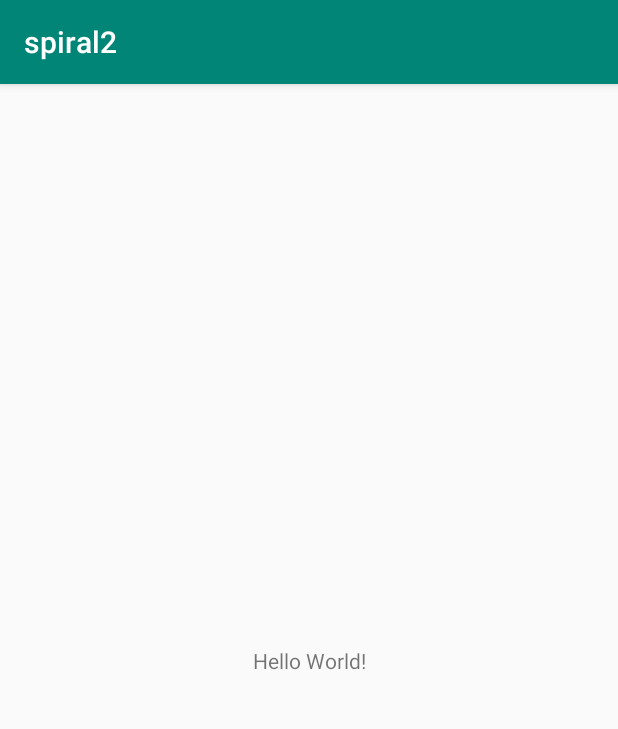
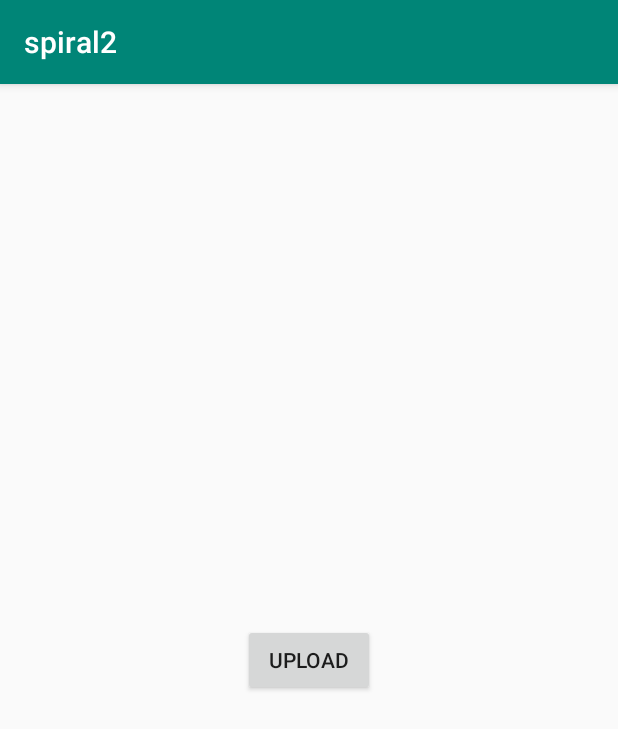
Before and after one commit to ece1778-2020/WhichFace, an Android app: the screen it shows after launch (MainActivity before the commit, upload after it), on a phone screen of 412 x 824 dp. Shown: the top 729 px of the screen. Run offline under Robolectric (Android 15) with nearby library versions, the phone set to English and light mode, and no system bars.

```diff
--- a/app/src/main/AndroidManifest.xml
+++ b/app/src/main/AndroidManifest.xml
@@ -1,6 +1,8 @@
 <?xml version="1.0" encoding="utf-8"?>
 <manifest xmlns:android="http://schemas.android.com/apk/res/android"
     package="com.example.spiral2">
+
+    <uses-permission android:name="android.permission.READ_EXTERNAL_STORAGE" />
 
     <application
         android:allowBackup="true"
@@ -9,6 +11,8 @@
         android:roundIcon="@mipmap/ic_launcher_round"
         android:supportsRtl="true"
         android:theme="@style/AppTheme">
+        <activity android:name=".Display"></activity>
+        <activity android:name=".upload" />
         <activity android:name=".MainActivity">
             <intent-filter>
                 <action android:name="android.intent.action.MAIN" />
--- a/app/src/main/java/com/example/spiral2/MainActivity.java
+++ b/app/src/main/java/com/example/spiral2/MainActivity.java
@@ -2,6 +2,7 @@ package com.example.spiral2;
 
 import androidx.appcompat.app.AppCompatActivity;
 
+import android.content.Intent;
 import android.os.Bundle;
 
 public class MainActivity extends AppCompatActivity {
@@ -10,5 +11,8 @@ public class MainActivity extends AppCompatActivity {
     protected void onCreate(Bundle savedInstanceState) {
         super.onCreate(savedInstanceState);
         setContentView(R.layout.activity_main);
+        Intent myIntent = new Intent(getBaseContext(), upload.class);
+        startActivity(myIntent);
+        finish();
     }
 }
--- /dev/null
+++ b/app/src/main/java/com/example/spiral2/upload.java
@@ -0,0 +1,53 @@
+package com.example.spiral2;
+
+import androidx.annotation.RequiresApi;
+import androidx.appcompat.app.AppCompatActivity;
+
+import android.content.Intent;
+import android.graphics.Bitmap;
+import android.graphics.BitmapFactory;
+import android.graphics.ImageDecoder;
+import android.net.Uri;
+import android.os.Build;
+import android.os.Bundle;
+import android.provider.MediaStore;
+import android.view.View;
+import android.widget.ImageButton;
+import android.widget.ImageView;
+import android.widget.Toast;
+
+import java.io.FileNotFoundException;
+import java.io.IOException;
+import java.io.InputStream;
+
+
+public class upload extends AppCompatActivity {
+    public int RESULT_LOAD_IMG = 1;
+    @Override
+    protected void onCreate(Bundle savedInstanceState) {
+        super.onCreate(savedInstanceState);
+        setContentView(R.layout.activity_upload);
+    }
+    public void uploadOnClick(View view){
+        Intent photoPickerIntent = new Intent(Intent.ACTION_PICK);
+        photoPickerIntent.setType("image/*");
+        startActivityForResult(photoPickerIntent, RESULT_LOAD_IMG);
+    }
+    @Override
+    protected void onActivityResult(int reqCode, int resultCode, Intent data) {
+        if (reqCode == RESULT_LOAD_IMG && resultCode == RESULT_OK) {
+            Uri imageUri = data.getData();
+            ImageView image = (ImageView)findViewById(R.id.imageView);
+            Bitmap bitmap= null;
+            try {
+                bitmap = BitmapFactory.decodeStream(getContentResolver().openInputStream(imageUri));
+                Intent i = new Intent(this, Display.class);
+                i.putExtra("bitmap", bitmap);
+                startActivity(i);
+                finish();
+            } catch (FileNotFoundException e) {
+                e.printStackTrace();
+            }
+        }
+    }
+}
--- /dev/null
+++ b/app/src/main/res/layout/activity_upload.xml
@@ -0,0 +1,42 @@
+<?xml version="1.0" encoding="utf-8"?>
+<androidx.constraintlayout.widget.ConstraintLayout xmlns:android="http://schemas.android.com/apk/res/android"
+    xmlns:app="http://schemas.android.com/apk/res-auto"
+    xmlns:tools="http://schemas.android.com/tools"
+    android:layout_width="match_parent"
+    android:layout_height="match_parent"
+    tools:context=".upload">
+
+    <Button
+        android:id="@+id/upload"
+        android:layout_width="wrap_content"
+        android:layout_height="wrap_content"
+        android:layout_marginStart="8dp"
+        android:layout_marginLeft="8dp"
+        android:layout_marginTop="8dp"
+        android:layout_marginEnd="8dp"
+        android:layout_marginRight="8dp"
+        android:layout_marginBottom="8dp"
+        android:onClick="uploadOnClick"
+        android:text="@string/uploadButtom"
+        app:layout_constraintBottom_toBottomOf="parent"
+        app:layout_constraintEnd_toEndOf="parent"
+        app:layout_constraintStart_toStartOf="parent"
+        app:layout_constraintTop_toTopOf="parent" />
+
+    <ImageView
+        android:id="@+id/imageView"
+        android:layout_width="wrap_content"
+        android:layout_height="wrap_content"
+        android:layout_marginStart="8dp"
+        android:layout_marginLeft="8dp"
+        android:layout_marginTop="8dp"
+        android:layout_marginEnd="8dp"
+        android:layout_marginRight="8dp"
+        android:layout_marginBottom="8dp"
+        app:layout_constraintBottom_toBottomOf="parent"
+        app:layout_constraintEnd_toEndOf="parent"
+        app:layout_constraintStart_toStartOf="parent"
+        app:layout_constraintTop_toTopOf="parent"
+        app:layout_constraintVertical_bias="0.29000002"
+        tools:srcCompat="@tools:sample/avatars" />
+</androidx.constraintlayout.widget.ConstraintLayout>
--- a/app/src/main/res/values/strings.xml
+++ b/app/src/main/res/values/strings.xml
@@ -1,3 +1,4 @@
 <resources>
     <string name="app_name">spiral2</string>
+    <string name="uploadButtom">upload</string>
 </resources>
```
Also changed, not shown: app/src/main/java/com/example/spiral2/Display.java (added, +21 -0 lines), app/src/main/res/layout/activity_display.xml (added, +24 -0 lines).
